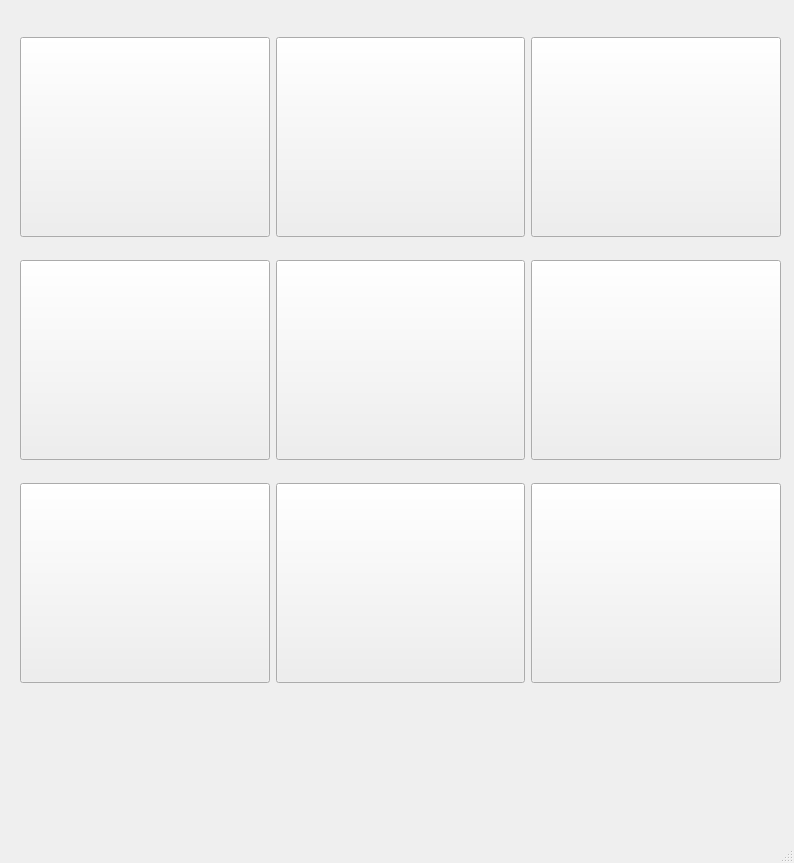
The window that ui/BoardView.ui (junePyo/RenaLabApp-Tic-Tac-Toe-Demo) describes before a commit, drawn with Qt 5.
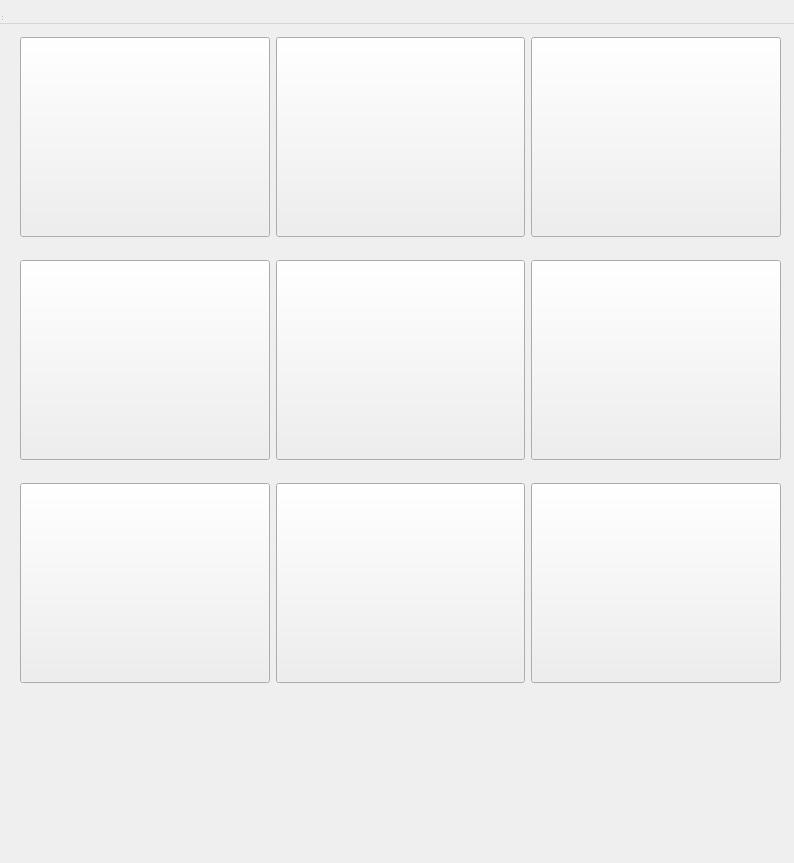
The same window after the commit.

Patch:
```diff
--- a/ui/BoardView.ui
+++ b/ui/BoardView.ui
@@ -1,7 +1,7 @@
 <?xml version="1.0" encoding="UTF-8"?>
 <ui version="4.0">
  <class>MainWindow</class>
- <widget class="QMainWindow" name="MainWindow">
+ <widget class="QWidget" name="MainWindow">
   <property name="geometry">
    <rect>
     <x>0</x>
```
